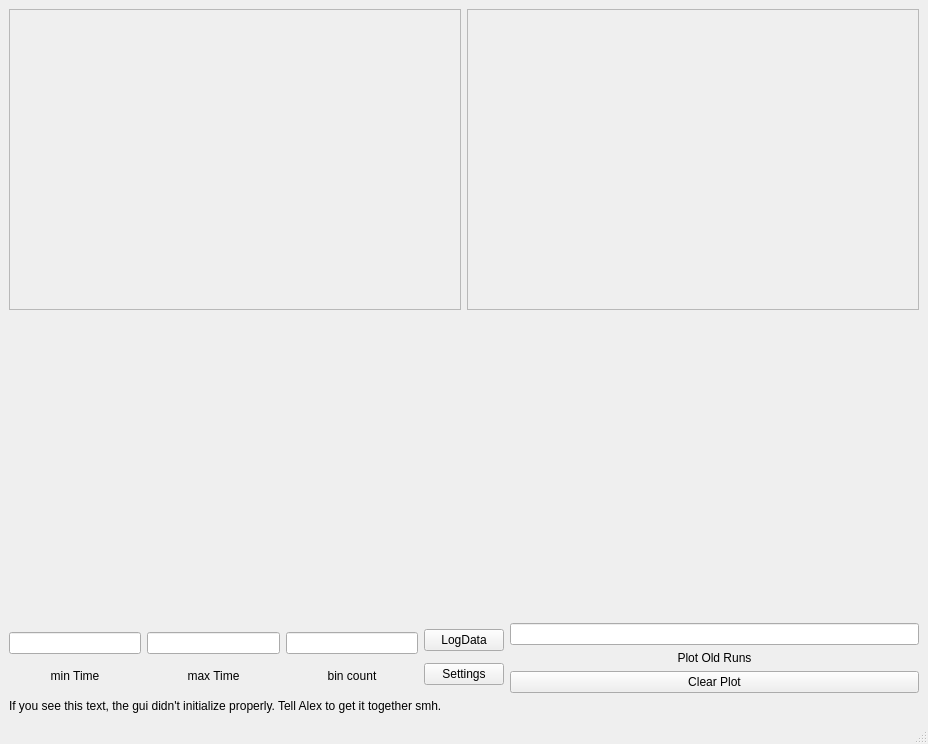
First picture: the form in TDC/TDCGUI_MultiWindow.ui, repository gmondee/BigGUI, before the edit.
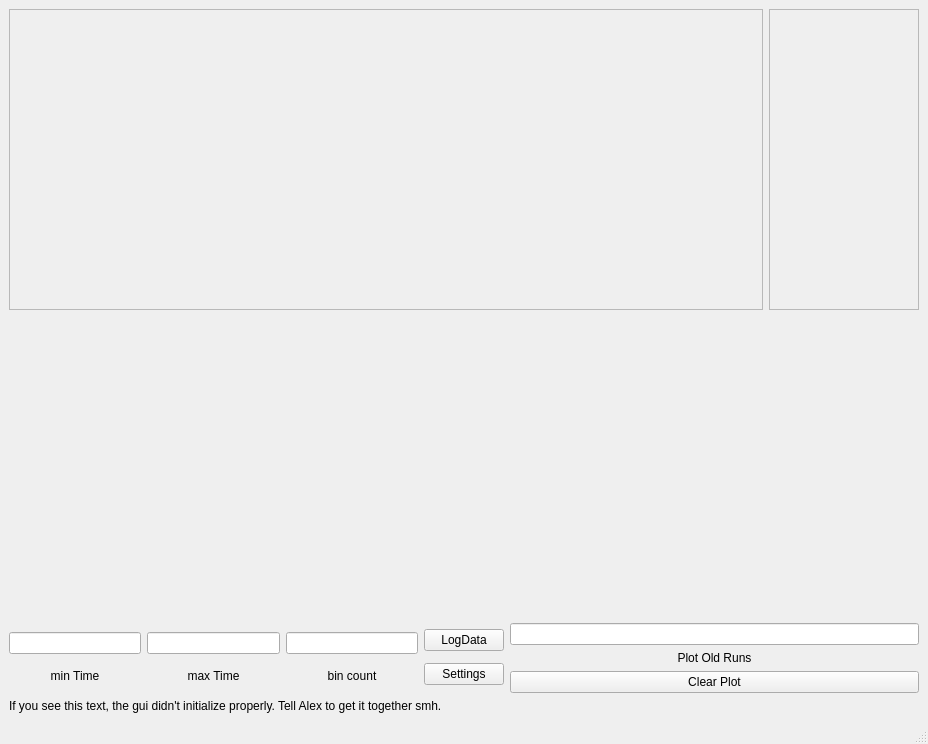
Second picture: the form after the edit. Custom widgets are drawn as their Qt base class.

Diff of the .ui file:
```diff
--- a/TDC/TDCGUI_MultiWindow.ui
+++ b/TDC/TDCGUI_MultiWindow.ui
@@ -22,6 +22,12 @@
      <layout class="QHBoxLayout" name="horizontalLayout_2">
       <item>
        <widget class="QFrame" name="frame">
+        <property name="sizePolicy">
+         <sizepolicy hsizetype="Preferred" vsizetype="Preferred">
+          <horstretch>1</horstretch>
+          <verstretch>0</verstretch>
+         </sizepolicy>
+        </property>
         <property name="frameShape">
          <enum>QFrame::Shape::StyledPanel</enum>
         </property>
```
